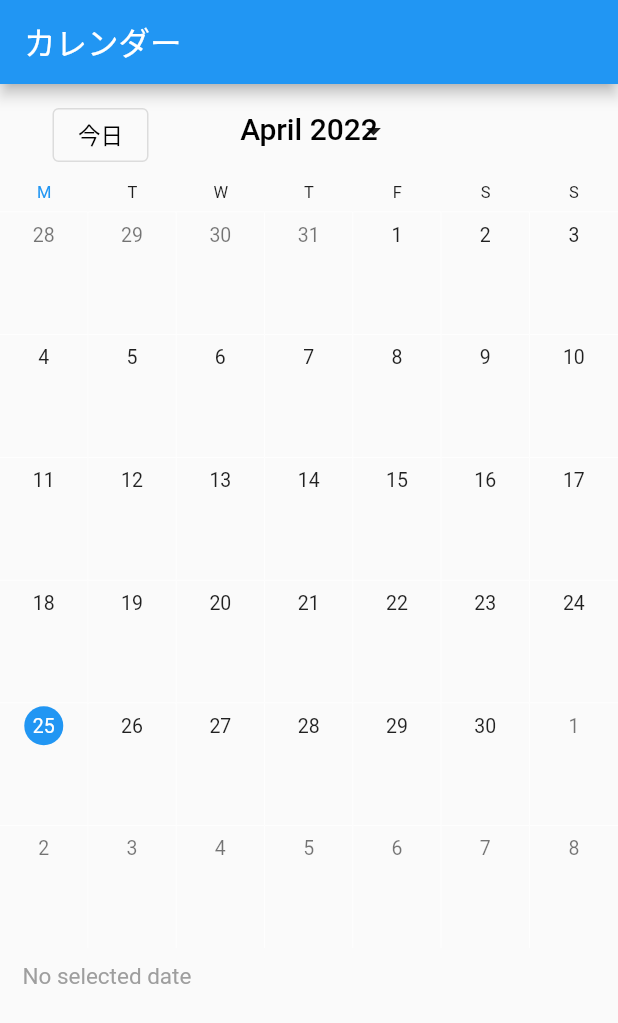
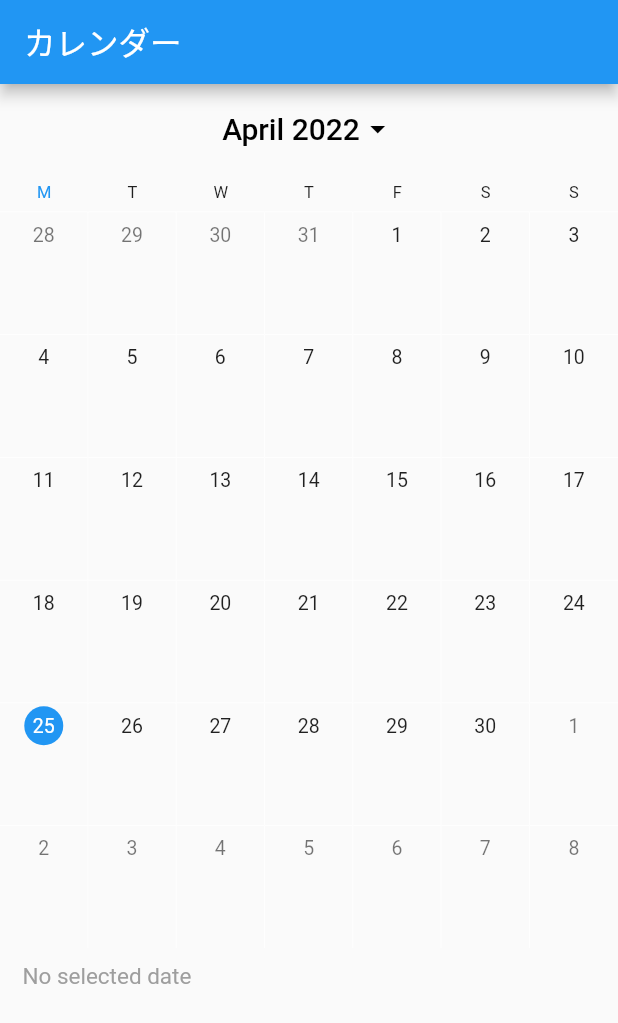
Before and after one commit to burorin86/calendartest, a Flutter app: the screen it shows after launch, on a phone screen of 412 x 824 dp. Shown: the top 1023 px of the screen. Run offline on Flutter 3.47's test engine with Material 2 defaults, Android fonts, the phone set to English and light mode, and no system bars; drawn by our look-alikes of syncfusion_flutter_calendar.

Commit message:
add page dartinsert.dart

```diff
--- a/lib/main.dart
+++ b/lib/main.dart
@@ -1,6 +1,9 @@
 import 'package:flutter/material.dart';
+import 'package:intl/date_symbol_data_file.dart';
+import 'package:intl/intl.dart';
 import 'package:syncfusion_flutter_calendar/calendar.dart';
 import 'package:flutter_localizations/flutter_localizations.dart';
+import 'dateinsert.dart';
 
 void main() {
   runApp(const MaterialApp(home: MyApp()));
@@ -8,9 +11,12 @@ void main() {
 class MyApp extends StatelessWidget {
   const MyApp({Key? key}) : super(key: key);
 
+
   // CalendarController _controller;
   @override
   Widget build(BuildContext context) {
+
+    // initializeDateFormatting('ja','');
     return MaterialApp(
       title: 'Flutter Demo',
       localizationsDelegates: const [
@@ -37,39 +43,130 @@ class MyHomePage extends StatefulWidget {
   State<MyHomePage> createState() => _MyHomePageState();
 }
 
+
+
+
 class _MyHomePageState extends State<MyHomePage> {
 
   final _pageController = PageController(
-    viewportFraction: 0.85,//0.85くらいで端っこに別のカードが見えてる感じになる
+    viewportFraction: 0.85,
   );
+  CalendarController _calendarController = CalendarController();
+  // late final String sentDateJst;
+
+  // get sentDateFormatted  {
+  //   initializeDateFormatting("ja_JP");
+  //
+  //   DateTime datetime = DateTime.parse(sentDateJst); // StringからDate
+  //
+  //   var formatter = new DateFormat('yyyy/MM/dd(E) HH:mm', "ja_JP");
+  //   var formatted = formatter.format(datetime); // DateからString
+  //   return formatted;
+  // }
+  // var utc = DateTime.utc(year, month, day);
+  // var local = utc.toLocal();
 
   @override
   Widget build(BuildContext context) {
+    // initializeDateFormatting('ja','');
     return Scaffold(
       appBar: AppBar(
         title: const Text('カレンダー'),
       ),
       body: Stack(children: <Widget>[
         Center(
-          child: SfCalendar(
+          child: _Calendarsection()
+        ),
+        // Padding(
+        //   padding: const EdgeInsets.only(top: 10.0, left: 35),
+        //   child: OutlinedButton(
+        //     onPressed: () {
+        //       _Calendarsection();
+        //       // final today_Month = DateTime.now().month;
+        //       // final today_Day = DateTime.now().day;
+        //       // final today_week = DateTime.now().weekday;
+        //       //
+        //       // return print(DateTime(today_Month,today_Day,today_week));
+        //       print(DateTime.now().weekday);
+        //     },
+        //     style: OutlinedButton.styleFrom(primary: Colors.black),
+        //     child: const Text('今日'),
+        //   ),
+        // ),
+        // Padding(
+        //   padding: const EdgeInsets.only(top: 7.0, left: 225),
+        //   child: IconButton(
+        //       icon: const Icon(Icons.arrow_drop_down),
+        //       // tooltip: 'Increase volume by 10',
+        //       onPressed: () {
+        //         print(DateTime.now());
+        //       }),
+        // ),
+      ]),
+    );
+  }
+  @override
+  initState() {
+    _calendarController.displayDate = DateTime.now();
+    super.initState();
+  }
+
+
+  Widget _Calendarsection() {
+
+    return SfCalendar(
+      controller: _calendarController,
       onTap: (CalendarTapDetails details) {
+        // DateFormat.EEEE('ja');
         showDialog(
             context: context,
             builder: (BuildContext context) {
+              // Intl.defaultLocale = 'ja_JP';
+              // DateUtils.dateOnly(date);
+              // var formate2 = "${details.date.year}-${dateTime.month}-${dateTime.day}";
+              // final DateFormat formatter = DateFormat('yyyy年MM月dd日');
+              // final String formatted = formatter.details.date;
+              // String? convertiEnDateEtHeure(n) {
+              //   String date = DateFormat.yMMMd().add_Hm().format(n);
+              //
+              //   return date;
+              // }
               return AlertDialog(
                 title: Container(
-                      child: Text("${details.date}"),
+                  height: 300,
+                  child: Column(
+                    children: [
+                      Row(
+                        children: [
+                          Text(
+                            "${details.date}",
+                            style: const TextStyle(fontSize: 15),
+                          ),
+                          IconButton(
+                              icon: const Icon(Icons.add),
+                              // tooltip: 'Increase volume by 10',
+                              onPressed: () {
+                                Navigator.push(context, MaterialPageRoute(
+                                  // （2） 実際に表示するページ(ウィジェット)を指定する
+                                    builder: (context) => dateinsert()
+                                ));
+                                print(DateTime.now());
+                              }),
+                        ],
+                      ),
+                    ],
+                  ),
                 ),
                 actions: <Widget>[
                   TextButton(
                     onPressed: () {
                       Navigator.of(context).pop();
+                      print(Intl.defaultLocale);
                     },
-                            child: Text('Close'))
+                    child: Text('Close'),
+                  ),
                 ],
               );
-
-
             });
       },
       // controller: _controller,
@@ -81,36 +178,19 @@ class _MyHomePageState extends State<MyHomePage> {
       ),
       view: CalendarView.month,
       firstDayOfWeek: 1,
-            // showDatePickerButton: true,
+      showDatePickerButton: true,
       monthViewSettings: const MonthViewSettings(
         showAgenda: true,
         monthCellStyle: MonthCellStyle(),
       ),
-          ),
-        ),
-        Padding(
-          padding: const EdgeInsets.only(top: 10.0, left: 35),
-          child: OutlinedButton(
-            onPressed: () {
-              print(DateTime.now());
-            },
-            style: OutlinedButton.styleFrom(primary: Colors.black),
-            child: const Text('今日'),
-          ),
-        ),
-        Padding(
-          padding: const EdgeInsets.only(top: 7.0, left: 225),
-          child: IconButton(
-              icon: const Icon(Icons.arrow_drop_down),
-              tooltip: 'Increase volume by 10',
-              onPressed: () {
-                print(DateTime.now());
-              }),
-        ),
-      ]),
     );
     }
 }
+
+// class todayDate {
+//   final _todayDate = DateTime.now;
+//   return _todayDate;
+// }
 
 //
 // class EventDataSource extends CalendarDataSource {
--- a/pubspec.yaml
+++ b/pubspec.yaml
@@ -14,6 +14,7 @@ dependencies:
     sdk: flutter
   cupertino_icons: ^1.0.2
   syncfusion_flutter_calendar:
+  intl: ^0.17.0
 
 dev_dependencies:
   flutter_test:
```
Also changed, not shown: lib/dateinsert.dart (added, +59 -0 lines), pubspec.lock. Lines whose indentation alone changed are shown as unchanged.
